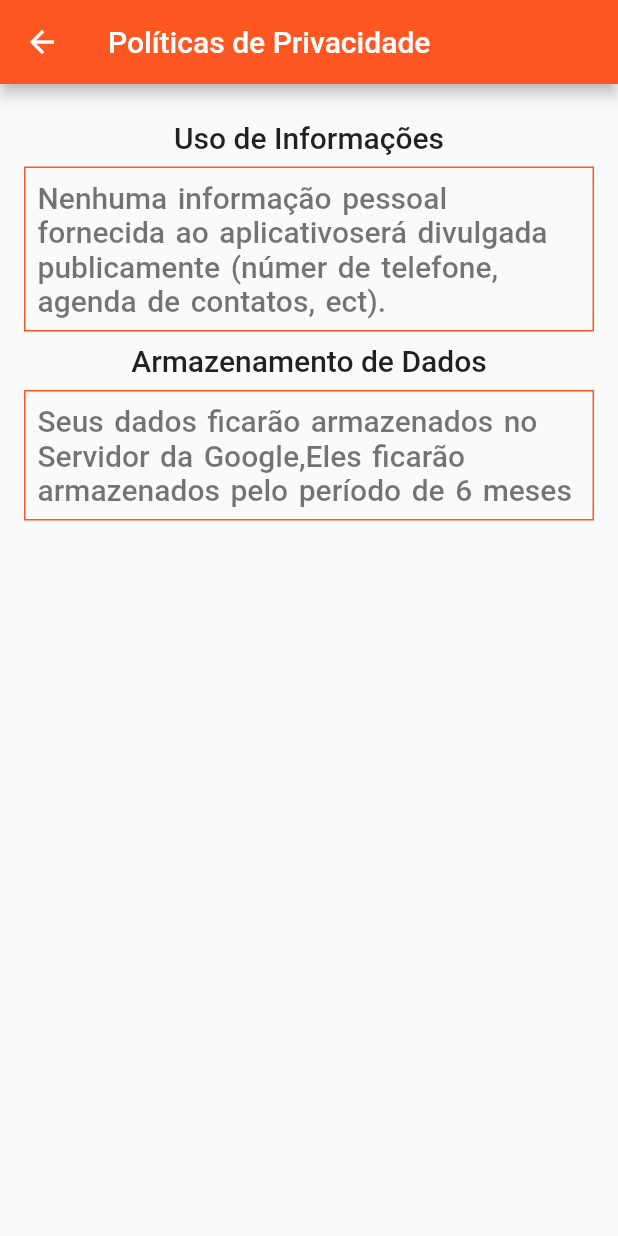
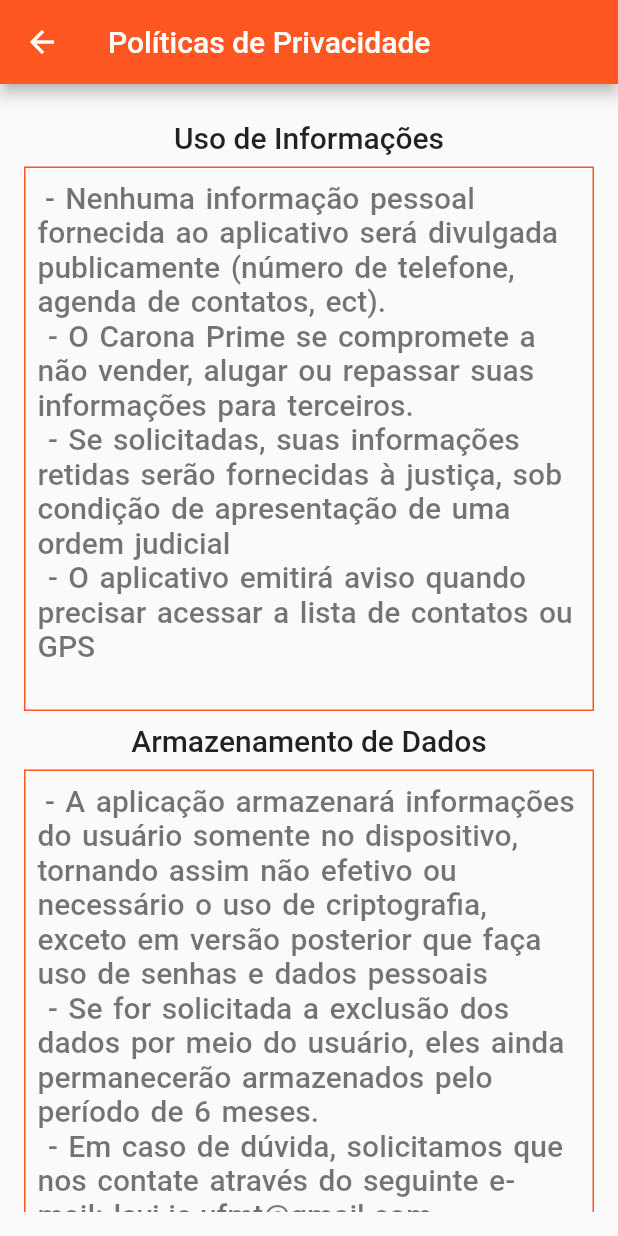
Before and after one commit to caronaprime/caronaprime-mobile, a Flutter app: the PoliticaPrivacidadePage screen opened directly, on a phone screen of 412 x 824 dp. Run offline on Flutter 3.47's test engine with Material 2 defaults, Android fonts, the phone set to English and light mode, and no system bars; our stand-ins replace contacts_service, datetime_picker_formfield, dio, expandable, firebase_auth, flutter_mobx and 5 more; missing offline and left inert: flutter_google_places, flutter_polyline_points, google_maps_webservice, simple_permissions; accounts and stored records are empty; generated files the repository leaves out were written again; network calls fail.

Commit message:
correção de videos

```diff
--- a/carona_prime/lib/app/pages/politica_privacidade/politica_privacidade_controller.dart
+++ b/carona_prime/lib/app/pages/politica_privacidade/politica_privacidade_controller.dart
@@ -11,6 +11,12 @@ abstract class PoliticaPrivacidadeBase with Store {
   @observable
   bool aceitoArmazenamento = false;
 
+  @observable
+  bool videoExecutando = false;
+
+  @action
+  void setVideoExecutando(bool value) => videoExecutando = value;
+
   @action
   void setAceitoUsoDeInformacoes(bool value) => aceitoUsoDeInformacoes = value;
 
--- a/carona_prime/lib/app/pages/politica_privacidade/politica_privacidade_page.dart
+++ b/carona_prime/lib/app/pages/politica_privacidade/politica_privacidade_page.dart
@@ -2,6 +2,7 @@ import 'package:carona_prime/app/pages/inicio/inicio_controller.dart';
 import 'package:carona_prime/app/pages/politica_privacidade/politica_privacidade_controller.dart';
 import 'package:flutter/material.dart';
 import 'package:flutter_mobx/flutter_mobx.dart';
+import 'package:video_player/video_player.dart';
 
 class PoliticaPrivacidadePage extends StatelessWidget {
   final controller = PoliticaPrivacidadeController();
@@ -12,6 +13,15 @@ class PoliticaPrivacidadePage extends StatelessWidget {
 
   @override
   Widget build(BuildContext context) {
+    VideoPlayerController _videoPlayerController;
+    Future<void> _initializeVideoPlayerFuture;
+
+    _videoPlayerController = VideoPlayerController.network(
+      'https://flutter.github.io/assets-for-api-docs/assets/videos/butterfly.mp4',
+    );
+    _initializeVideoPlayerFuture = _videoPlayerController.initialize();
+    _videoPlayerController.setLooping(true);
+
     var esconder = pageController == null || inicioController == null;
     return Scaffold(
       appBar: AppBar(
@@ -69,8 +79,10 @@ class PoliticaPrivacidadePage extends StatelessWidget {
               Observer(
                   builder: (_) => termos(
                       context,
-                      "Nenhuma informação pessoal fornecida ao aplicativo" +
-                          "será divulgada publicamente (númer de telefone, agenda de contatos, ect).",
+                      " - Nenhuma informação pessoal fornecida ao aplicativo será divulgada publicamente (número de telefone, agenda de contatos, ect). \n" +
+                          " - O Carona Prime se compromete a não vender, alugar ou repassar suas informações para terceiros. \n" +
+                          " - Se solicitadas, suas informações retidas serão fornecidas à justiça, sob condição de apresentação de uma ordem judicial \n" +
+                          " - O aplicativo emitirá aviso quando precisar acessar a lista de contatos ou GPS \n",
                       controller?.aceitoUsoDeInformacoes ?? true,
                       controller?.setAceitoUsoDeInformacoes)),
               Padding(
@@ -83,10 +95,36 @@ class PoliticaPrivacidadePage extends StatelessWidget {
               Observer(
                   builder: (_) => termos(
                       context,
-                      "Seus dados ficarão armazenados no Servidor da Google," +
-                          "Eles ficarão armazenados pelo período de 6 meses",
+                      " - A aplicação armazenará informações do usuário somente no dispositivo, tornando assim não efetivo ou necessário o uso de criptografia, exceto em versão posterior que faça uso de senhas e dados pessoais \n" +
+                          " - Se for solicitada a exclusão dos dados por meio do usuário, eles ainda permanecerão armazenados pelo período de 6 meses. \n" +
+                          " - Em caso de dúvida, solicitamos que nos contate através do seguinte e-mail: lavi.ic.ufmt@gmail.com \n",
                       controller?.aceitoArmazenamento ?? true,
                       controller?.setAceitoArmazenamento)),
+              Observer(
+                builder: (_) => GestureDetector(
+                  onTap: () {
+                    if (_videoPlayerController.value.isPlaying) {
+                      _videoPlayerController.pause();
+                    } else {
+                      _videoPlayerController.play();
+                    }
+                    controller.setVideoExecutando(!controller.videoExecutando);
+                  },
+                  child: FutureBuilder(
+                    future: _initializeVideoPlayerFuture,
+                    builder: (context, snapshot) {
+                      if (snapshot.connectionState == ConnectionState.done) {
+                        return AspectRatio(
+                          aspectRatio: _videoPlayerController.value.aspectRatio,
+                          child: VideoPlayer(_videoPlayerController),
+                        );
+                      } else {
+                        return Center(child: CircularProgressIndicator());
+                      }
+                    },
+                  ),
+                ),
+              )
             ],
           ),
         ),
--- a/carona_prime/pubspec.yaml
+++ b/carona_prime/pubspec.yaml
@@ -34,8 +34,7 @@ dependencies:
   get_it: ^3.1.0
   expandable: ^4.0.2
   json_annotation: ^3.0.1
-  chewie: ^0.9.8+1
-  video_player: ^0.10.5+1
+  video_player: ^0.10.6
   datetime_picker_formfield: ^1.0.0
   intl: ^0.16.1
   flutter:
```
Also changed, not shown: carona_prime/lib/app/pages/perguntas_frequentes/perguntas_frequentes_page.dart (+1 -11 lines), carona_prime/lib/app/pages/termos_uso/termos_uso_page.dart (+73 -20 lines), carona_prime/pubspec.lock, 2 other files.
